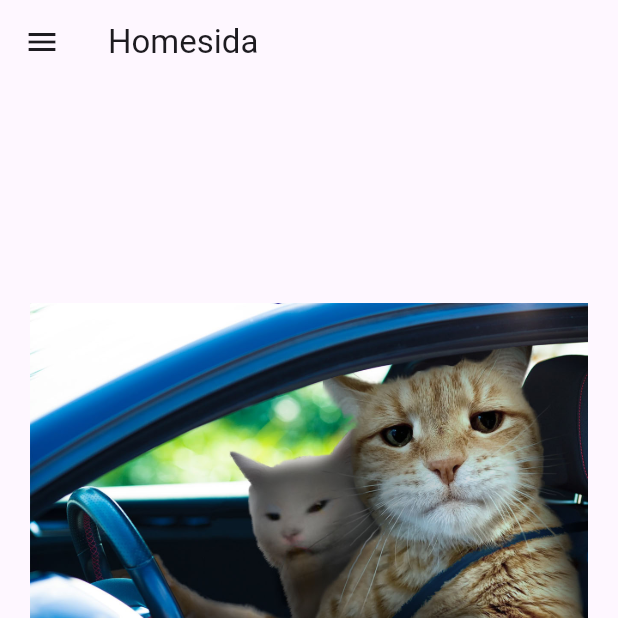
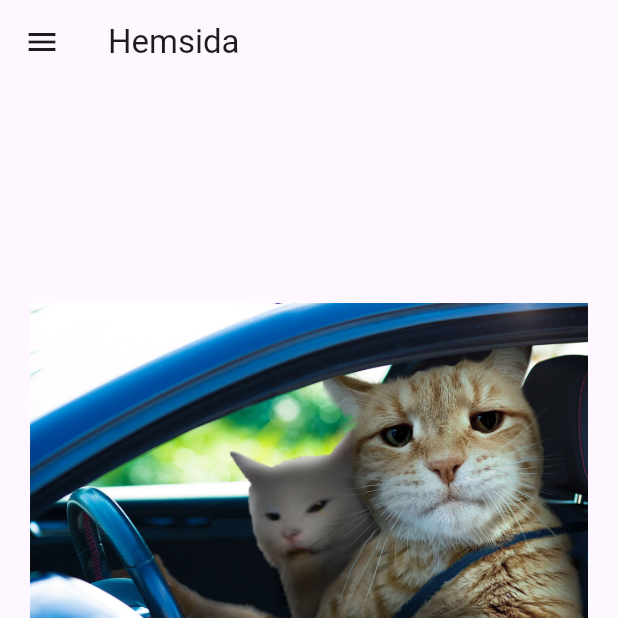
Before and after one commit to Quaslusive/flutter_v_2, a Flutter app: the screen it shows after launch, on a phone screen of 412 x 824 dp, the top half of it. Run offline on Flutter 3.47's test engine with Material 3 defaults, Android fonts, the light colour scheme and no system bars; our stand-ins replace flutter_dotenv.

Commit message:
Merge remote-tracking branch 'origin/master'

```diff
--- a/lib/main.dart
+++ b/lib/main.dart
@@ -1,8 +1,10 @@
 import 'package:flutter/material.dart';
+import 'package:flutter_dotenv/flutter_dotenv.dart';
 import 'package:flutter_v_2/pages/asteroid_page.dart';
 import 'package:flutter_v_2/pages/homepage.dart';
 
-void main() {
+ Future <void> main() async {
+ /* await dotenv.load();*/
   runApp(const MyApp());
 }
 
--- a/lib/nasa_api_service.dart
+++ b/lib/nasa_api_service.dart
@@ -1,10 +1,12 @@
 import 'dart:convert';
+import 'package:flutter_dotenv/flutter_dotenv.dart';
 import 'package:flutter_v_2/model/asteroid.dart';
 import 'package:http/http.dart' as http;
 
 class NasaApiService {
-  final String apiKey =
-      'V8rm0v9dfXt821mwqXI26TMeRn0x2hFlX970nmY2';
+/*  final String apiKey = dotenv.env['API_KEY'] ?? 'YOUR_DEFAULT_API_KEY';*/
+  final String apiKey = "";
+
 
 // har försökt att använda "today" endpont men får
 // "Error: TypeError: null: type "Null" is not a subtype of a type"List<dynamic>"
--- a/lib/pages/homepage.dart
+++ b/lib/pages/homepage.dart
@@ -7,7 +7,7 @@ class HomePage extends StatelessWidget {
   Widget build(BuildContext context) {
     return Scaffold(
 
-      appBar: AppBar(title: const Text("Homesida")),
+      appBar: AppBar(title: const Text("Hemsida")),
 
         drawer: Drawer(
           backgroundColor: Colors.deepOrangeAccent[100],
--- a/pubspec.yaml
+++ b/pubspec.yaml
@@ -40,6 +40,8 @@ dependencies:
   url_launcher: ^6.0.20
   cupertino_icons: ^1.0.8
 
+  flutter_dotenv: ^5.0.2
+
 dev_dependencies:
   flutter_test:
     sdk: flutter
@@ -72,6 +74,7 @@ flutter:
   assets:
     - lib/assets/images/icon/icon1.png
     - lib/assets/images/PsBattle_This_orange_cat.jpeg
+    - lib/assets/.env
 
   # To add assets to your application, add an assets section, like this:
   # assets:
```
Also changed, not shown: pubspec.lock.
